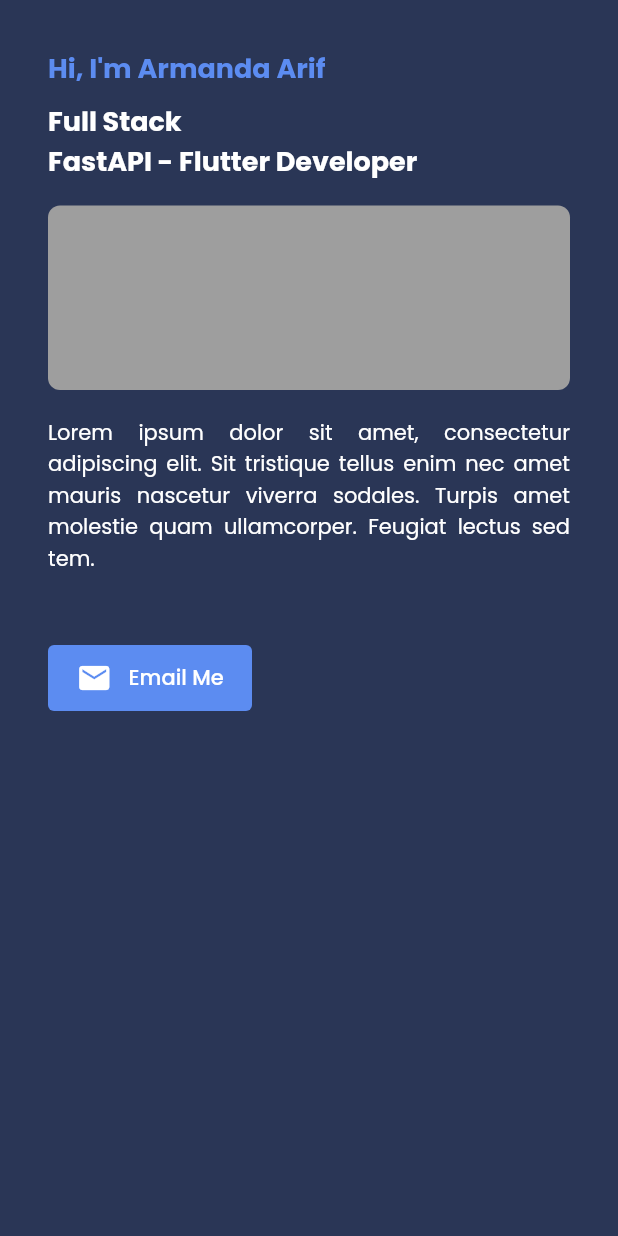
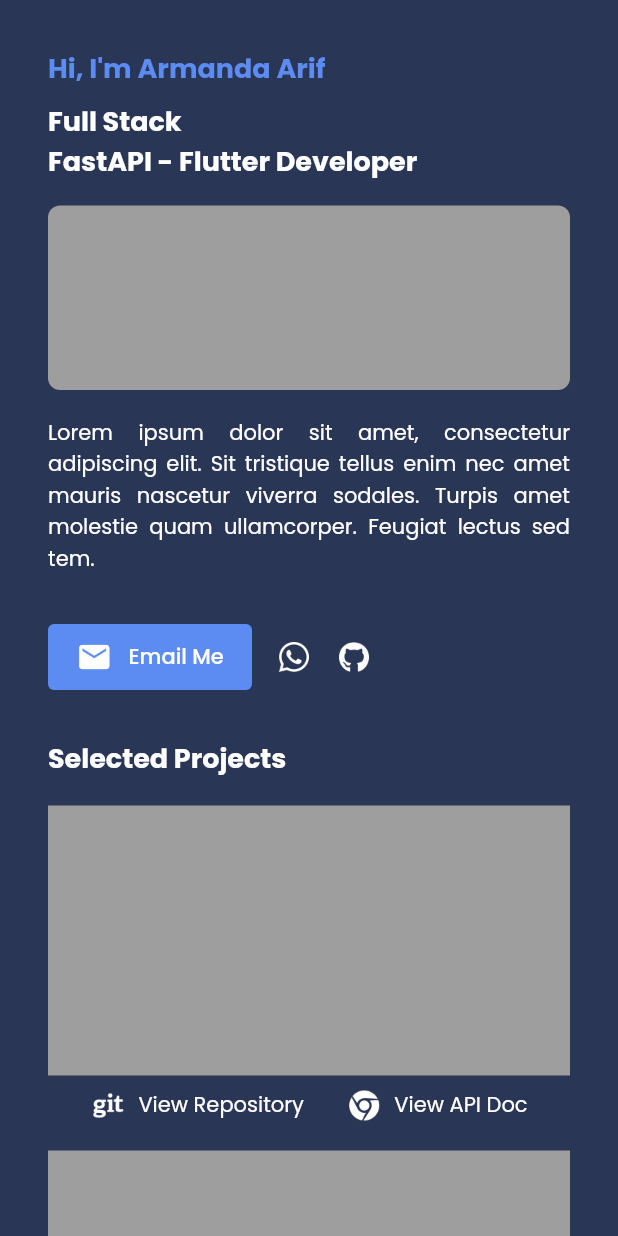
Before and after one commit to ceedadev/flutter-portofolio, a Flutter app: the screen it shows after launch, on a phone screen of 412 x 824 dp. Run offline on Flutter 3.47's test engine with Material 2 defaults, Android fonts, the light colour scheme and no system bars; our stand-ins replace google_fonts.

Commit message:
Selected project item

```diff
--- a/analysis_options.yaml
+++ b/analysis_options.yaml
@@ -27,6 +27,7 @@ linter:
     prefer_const_constructors: false
     sized_box_for_whitespace: false
     prefer_const_literals_to_create_immutables: false
+    camel_case_types: false
 
 # Additional information about this file can be found at
 # https://dart.dev/guides/language/analysis-options
--- a/lib/ui/pages/home_page.dart
+++ b/lib/ui/pages/home_page.dart
@@ -1,5 +1,8 @@
 import 'package:flutter/material.dart';
 import 'package:portofolio/shared/theme.dart';
+import 'package:portofolio/ui/widgets/contact_button.dart';
+import 'package:portofolio/ui/widgets/project_item.dart';
+import 'package:portofolio/ui/widgets/text_heading.dart';
 
 class HomePage extends StatelessWidget {
   const HomePage({Key? key}) : super(key: key);
@@ -52,39 +55,19 @@ class HomePage extends StatelessWidget {
                 ),
               ),
               SizedBox(height: 18),
-              Container(
-                margin: EdgeInsets.only(top: 32, left: 32, right: 32),
-                width: double.infinity,
-                child: Row(
-                  crossAxisAlignment: CrossAxisAlignment.center,
-                  children: [
-                    Container(
-                      width: 136,
-                      height: 44,
-                      child: TextButton(
-                        child: Row(
-                          mainAxisAlignment: MainAxisAlignment.spaceEvenly,
-                          crossAxisAlignment: CrossAxisAlignment.center,
-                          children: [
-                            Icon(
-                              Icons.email,
-                              color: kWhiteColor,
-                            ),
-                            Text(
-                              'Email Me',
-                              style: whiteText.copyWith(
-                                  fontSize: 14, fontWeight: medium),
-                            ),
-                          ],
-                        ),
-                        style:
-                            TextButton.styleFrom(backgroundColor: kBlueColor),
-                        onPressed: () {},
-                      ),
-                    ),
-                  ],
-                ),
-              )
+              ContactButton(),
+              SizedBox(height: 32),
+              TextHeading(text: 'Selected Projects'),
+              ProjectItem(
+                itemKind: 'web',
+                repositoryUrl: 'test',
+                itemUrl: 'test',
+              ),
+              ProjectItem(
+                itemKind: 'play',
+                repositoryUrl: 'test',
+                itemUrl: 'test',
+              ),
             ],
           ),
         ),
--- /dev/null
+++ b/lib/ui/widgets/contact_button.dart
@@ -0,0 +1,60 @@
+import 'package:flutter/material.dart';
+import 'package:portofolio/shared/theme.dart';
+
+class ContactButton extends StatelessWidget {
+  const ContactButton({
+    Key? key,
+  }) : super(key: key);
+
+  @override
+  Widget build(BuildContext context) {
+    return Container(
+      margin: EdgeInsets.only(top: 18, left: 32, right: 32),
+      width: double.infinity,
+      child: Row(
+        crossAxisAlignment: CrossAxisAlignment.center,
+        children: [
+          Container(
+            decoration: BoxDecoration(borderRadius: BorderRadius.circular(8)),
+            width: 136,
+            height: 44,
+            child: TextButton(
+              child: Row(
+                mainAxisAlignment: MainAxisAlignment.spaceEvenly,
+                crossAxisAlignment: CrossAxisAlignment.center,
+                children: [
+                  Icon(
+                    Icons.email,
+                    color: kWhiteColor,
+                  ),
+                  Text(
+                    'Email Me',
+                    style: whiteText.copyWith(fontSize: 14, fontWeight: medium),
+                  ),
+                ],
+              ),
+              style: TextButton.styleFrom(backgroundColor: kBlueColor),
+              onPressed: () {},
+            ),
+          ),
+          Container(
+            height: 24,
+            width: 24,
+            margin: EdgeInsets.only(left: 16),
+            decoration: BoxDecoration(
+                image: DecorationImage(
+                    image: AssetImage('assets/icon_whatsapp.png'))),
+          ),
+          Container(
+            height: 24,
+            width: 24,
+            margin: EdgeInsets.only(left: 16),
+            decoration: BoxDecoration(
+                image: DecorationImage(
+                    image: AssetImage('assets/icon_github.png'))),
+          )
+        ],
+      ),
+    );
+  }
+}
--- /dev/null
+++ b/lib/ui/widgets/project_item.dart
@@ -0,0 +1,94 @@
+import 'package:flutter/material.dart';
+import 'package:portofolio/shared/theme.dart';
+
+class ProjectItem extends StatelessWidget {
+  final String repositoryUrl;
+  final String itemUrl;
+  final String itemKind;
+  // item kind ['web','play','figma']
+
+  const ProjectItem({
+    Key? key,
+    required this.repositoryUrl,
+    required this.itemUrl,
+    required this.itemKind,
+  }) : super(key: key);
+
+  itemIcon() {
+    switch (itemKind) {
+      case 'web':
+        return 'assets/icon_chrome.png';
+      case 'play':
+        return 'assets/icon_google_play.png';
+      case 'figma':
+        return 'assets/icon_figma.png';
+    }
+  }
+
+  itemText() {
+    switch (itemKind) {
+      case 'web':
+        return 'View API Doc';
+      case 'play':
+        return 'View Play Store';
+      case 'figma':
+        return 'View Figma';
+    }
+  }
+  //TODO : ADD URL AND GESTURE DETECTION
+
+  @override
+  Widget build(BuildContext context) {
+    return Padding(
+      padding: const EdgeInsets.symmetric(horizontal: 32),
+      child: Column(
+        mainAxisAlignment: MainAxisAlignment.center,
+        children: [
+          Container(
+            margin: EdgeInsets.only(top: 18),
+            width: double.infinity,
+            height: 180,
+            // TODO: ADD IMAGE AND URL FOR CONTAINER BOX
+            decoration: BoxDecoration(color: Colors.grey),
+          ),
+          SizedBox(height: 8),
+          Row(
+            mainAxisAlignment: MainAxisAlignment.spaceEvenly,
+            children: [
+              Row(
+                children: [
+                  Container(
+                    width: 24,
+                    height: 24,
+                    margin: EdgeInsets.only(right: 8),
+                    decoration: BoxDecoration(
+                      image: DecorationImage(
+                        image: AssetImage('assets/icon_git.png'),
+                      ),
+                    ),
+                  ),
+                  Text('View Repository', style: whiteText)
+                ],
+              ),
+              Row(
+                children: [
+                  Container(
+                    width: 24,
+                    height: 24,
+                    margin: EdgeInsets.only(right: 8),
+                    decoration: BoxDecoration(
+                      image: DecorationImage(
+                        image: AssetImage(itemIcon()),
+                      ),
+                    ),
+                  ),
+                  Text(itemText(), style: whiteText)
+                ],
+              ),
+            ],
+          )
+        ],
+      ),
+    );
+  }
+}
--- /dev/null
+++ b/lib/ui/widgets/text_heading.dart
@@ -0,0 +1,22 @@
+import 'package:flutter/material.dart';
+import 'package:portofolio/shared/theme.dart';
+
+class TextHeading extends StatelessWidget {
+  final String text;
+
+  const TextHeading({
+    Key? key,
+    required this.text,
+  }) : super(key: key);
+
+  @override
+  Widget build(BuildContext context) {
+    return Container(
+      padding: EdgeInsets.symmetric(horizontal: 32),
+      child: Text(
+        text,
+        style: whiteText.copyWith(fontSize: 18, fontWeight: bold),
+      ),
+    );
+  }
+}
```
Also changed, not shown: assets/icon_chrome.png (added), assets/icon_figma.png (added), assets/icon_git.png (added), assets/icon_github.png (added), assets/icon_google_play.png (added), assets/icon_whatsapp.png (added).
